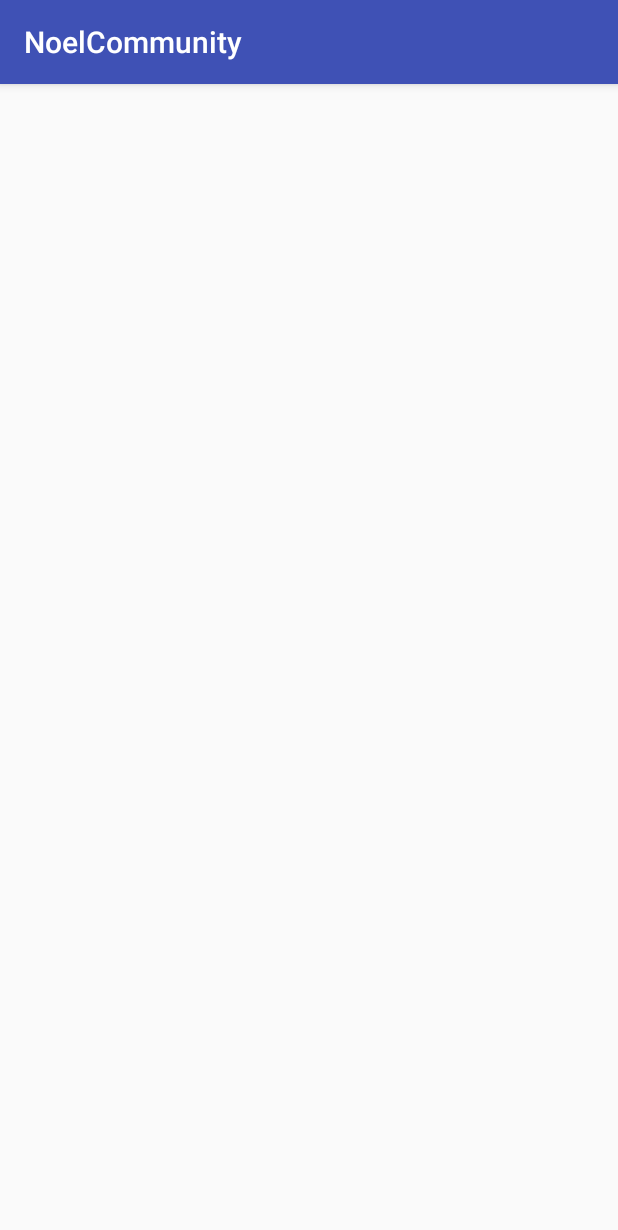
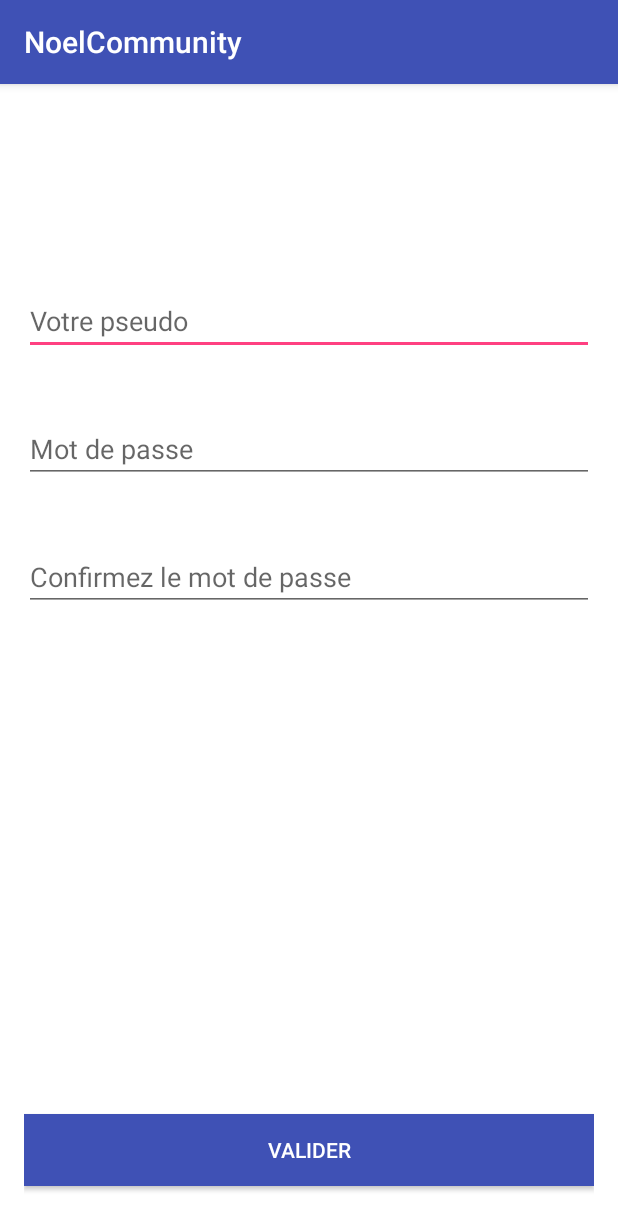
Before and after one commit to DamBel/NoelCommunity, an Android app: the screen it shows after launch (CreerCompteActivity), after a tap on "CRÉER UN COMPTE", on a phone screen of 412 x 824 dp. Shown: the top 1230 px of the screen. Run offline under Robolectric (Android 15) with nearby library versions, the phone set to English and light mode, and no system bars.

Commit message:
création de compte + contrôle des champs

```diff
--- a/app/src/main/java/iut/paci/noelcommunity/CreerCompteActivity.java
+++ b/app/src/main/java/iut/paci/noelcommunity/CreerCompteActivity.java
@@ -1,13 +1,57 @@
 package iut.paci.noelcommunity;
 
+import android.content.Intent;
 import android.support.v7.app.AppCompatActivity;
 import android.os.Bundle;
+import android.view.View;
+import android.view.animation.Interpolator;
+import android.widget.Button;
+import android.widget.EditText;
+import android.widget.Toast;
 
 public class CreerCompteActivity extends AppCompatActivity {
+
+    private final int mini_pseudo = 5;
+    private final int max_pseudo = 15;
+
+    EditText pseudo, mdp, mdp_confirm;
 
     @Override
     protected void onCreate(Bundle savedInstanceState) {
         super.onCreate(savedInstanceState);
         setContentView(R.layout.activity_creer_compte);
+
+        pseudo = (EditText) findViewById(R.id.pseudo);
+        mdp = (EditText) findViewById(R.id.mdp);
+        mdp_confirm = (EditText) findViewById(R.id.mdp_confirm);
+        Button valider = (Button) findViewById(R.id.boutonValider);
+
+        valider.setOnClickListener(new View.OnClickListener() {
+            @Override
+            public void onClick(View v) {
+
+                if (pseudo.getText().toString() == null || pseudo.getText().toString().equals("")){
+                    Toast.makeText(v.getContext(), "Aucun pseudo renseigné", Toast.LENGTH_LONG).show();
+                } else if (pseudo.getText().toString().length() < mini_pseudo) {
+                    Toast.makeText(v.getContext(), "Taille du pseudo trop courte : 5 caractères mini", Toast.LENGTH_LONG).show();
+                } else if (pseudo.getText().toString().length() > max_pseudo) {
+                    Toast.makeText(v.getContext(), "Taille du pseudo trop longue : 15 caractères max", Toast.LENGTH_LONG).show();
+                }else if (mdp.getText().toString() == null || mdp.getText().toString().equals("")){
+                    Toast.makeText(v.getContext(), "Mot de passe non renseigné", Toast.LENGTH_LONG).show();
+                }else if (mdp_confirm.getText().toString() == null || mdp_confirm.getText().toString().equals("") || !(mdp.getText().toString().equals(mdp_confirm.getText().toString()))){
+                    Toast.makeText(v.getContext(), "Les mots de passe ne correspondent pas", Toast.LENGTH_LONG).show();
+                } else {
+                    Contact contact = new Contact(pseudo.getText().toString(), mdp.getText().toString());
+                    Bundle bundle = new Bundle();
+                    bundle.putSerializable("contact", contact);
+                    Toast.makeText(v.getContext(), "Création de compte réussie!", Toast.LENGTH_SHORT).show();
+                    Intent intent = new Intent(CreerCompteActivity.this, LoginActivity.class);
+                    intent.putExtras(bundle);
+                    startActivity(intent);
+                }
+
+            }
+        });
+
     }
 }
--- a/app/src/main/java/iut/paci/noelcommunity/DistrictTask.java
+++ b/app/src/main/java/iut/paci/noelcommunity/DistrictTask.java
@@ -1,11 +1,9 @@
 package iut.paci.noelcommunity;
 
-import android.app.Activity;
 import android.app.ProgressDialog;
 import android.os.AsyncTask;
 import android.util.Log;
 
-import java.io.BufferedInputStream;
 import java.io.BufferedReader;
 import java.io.IOException;
 import java.io.InputStream;
--- a/app/src/main/java/iut/paci/noelcommunity/LoginActivity.java
+++ b/app/src/main/java/iut/paci/noelcommunity/LoginActivity.java
@@ -9,11 +9,24 @@ import android.widget.EditText;
 import android.widget.TextView;
 import android.widget.Toast;
 
+import java.util.ArrayList;
+
 
 public class LoginActivity extends AppCompatActivity {
 
+    private ArrayList<Contact> listeContact = new ArrayList<Contact>();
+
     @Override
     protected void onCreate(Bundle savedInstanceState) {
+
+        Bundle bundle = getIntent().getExtras();
+        if (bundle != null) {
+
+            Contact contact = (Contact) bundle.getSerializable("contact");
+            this.listeContact.add(contact);
+
+        }
+
         super.onCreate(savedInstanceState); //Toujours appeler la méthode de la classe super
         setContentView(R.layout.activity_login);
 
@@ -21,9 +34,6 @@ public class LoginActivity extends AppCompatActivity {
         final Button boutonCréerCompte = (Button) findViewById(R.id.button2);
         final EditText etId = (EditText) findViewById(R.id.editText);
         final EditText etMdp = (EditText) findViewById(R.id.editText2);
-
-        etId.setText("abcd");
-        etMdp.setText("efgh");
 
         monBouton.setOnClickListener(new View.OnClickListener(){
 
@@ -34,8 +44,11 @@ public class LoginActivity extends AppCompatActivity {
 
                 if (identifiant.equals("") || mdp.equals("")){
                     Toast.makeText(v.getContext(), "Identifiant et/ou mot de passe non renseigné", Toast.LENGTH_LONG).show();
-                }
-                else if (identifiant.equals("abcd") && mdp.equals("efgh")){
+                } else {
+
+                    for (Contact c : listeContact){
+
+                        if (identifiant.equals(c.getNom()) && mdp.equals(c.getMdp())){
                             Toast.makeText(v.getContext(), "Connecté!", Toast.LENGTH_SHORT).show();
 
                             Contact personne = new Contact(identifiant, mdp);
@@ -47,10 +60,12 @@ public class LoginActivity extends AppCompatActivity {
                             successIntent.putExtras(extra);
                             startActivity(successIntent);
                         }
-                else{
-                    Toast.makeText(v.getContext(), "Identifiant et/ou mot de passe incorrect", Toast.LENGTH_LONG).show();
+
                     }
 
+                    Toast.makeText(v.getContext(), "Identifiant et/ou mot de passe incorrect", Toast.LENGTH_LONG).show();
+
+                }
             }
         });
 
--- a/app/src/main/res/layout/activity_creer_compte.xml
+++ b/app/src/main/res/layout/activity_creer_compte.xml
@@ -1,9 +1,71 @@
-<?xml version="1.0" encoding="utf-8"?>
-<android.support.constraint.ConstraintLayout xmlns:android="http://schemas.android.com/apk/res/android"
+<RelativeLayout xmlns:android="http://schemas.android.com/apk/res/android"
     xmlns:app="http://schemas.android.com/apk/res-auto"
     xmlns:tools="http://schemas.android.com/tools"
+    android:id="@+id/creer_compte"
     android:layout_width="match_parent"
     android:layout_height="match_parent"
-    tools:context="iut.paci.noelcommunity.CreerCompteActivity">
+    android:paddingBottom="@dimen/activity_vertical_margin"
+    android:paddingLeft="@dimen/activity_horizontal_margin"
+    android:paddingRight="@dimen/activity_horizontal_margin"
+    android:paddingTop="@dimen/activity_vertical_margin"
+    tools:context="iut.paci.noelcommunity.CreerCompteActivity"
+    android:background="#ffffff"
+    >
 
-</android.support.constraint.ConstraintLayout>
+    <Button
+        android:id="@+id/boutonValider"
+        android:layout_width="wrap_content"
+        android:layout_height="wrap_content"
+        android:layout_marginBottom="17dp"
+        android:background="@color/colorPrimary"
+        android:text="@string/bouton_valider"
+        android:textColor="#ffffff"
+        android:layout_alignParentBottom="true"
+        android:layout_alignParentLeft="true"
+        android:layout_alignParentStart="true"
+        android:layout_alignParentRight="true"
+        android:layout_alignParentEnd="true" />
+
+    <EditText
+        android:id="@+id/pseudo"
+        android:layout_width="wrap_content"
+        android:layout_height="wrap_content"
+        android:layout_marginTop="119dp"
+        android:ems="10"
+        android:hint="Votre pseudo"
+        android:inputType="textPersonName"
+        android:layout_alignParentTop="true"
+        android:layout_alignParentLeft="true"
+        android:layout_alignParentStart="true"
+        android:layout_alignParentRight="true"
+        android:layout_alignParentEnd="true" />
+
+    <EditText
+        android:id="@+id/mdp"
+        android:layout_width="wrap_content"
+        android:layout_height="wrap_content"
+        android:ems="10"
+        android:hint="Mot de passe"
+        android:inputType="textPassword"
+        android:layout_below="@+id/pseudo"
+        android:layout_alignParentLeft="true"
+        android:layout_alignParentStart="true"
+        android:layout_marginTop="40dp"
+        android:layout_alignParentRight="true"
+        android:layout_alignParentEnd="true" />
+
+    <EditText
+        android:id="@+id/mdp_confirm"
+        android:layout_width="wrap_content"
+        android:layout_height="wrap_content"
+        android:layout_marginTop="40dp"
+        android:ems="10"
+        android:hint="Confirmez le mot de passe"
+        android:inputType="textPassword"
+        android:layout_below="@+id/mdp"
+        android:layout_alignParentLeft="true"
+        android:layout_alignParentStart="true"
+        android:layout_alignParentRight="true"
+        android:layout_alignParentEnd="true" />
+
+</RelativeLayout>
--- a/app/src/main/res/values/strings.xml
+++ b/app/src/main/res/values/strings.xml
@@ -2,4 +2,5 @@
     <string name="app_name">NoelCommunity</string>
     <string name="bouton_connexion">S\'authentifier</string>
     <string name="bouton_création">Créer un compte</string>
+    <string name="bouton_valider">Valider</string>
 </resources>
```
Lines whose indentation alone changed are shown as unchanged.
